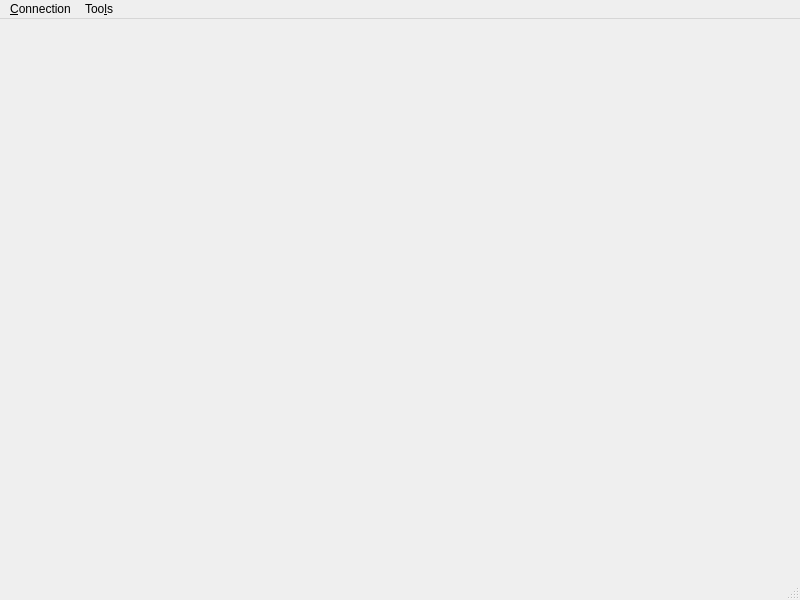
Old version of the form src/mainWindow/ui_mainwindow.ui in the repository ScrollDP/CCSMTR.
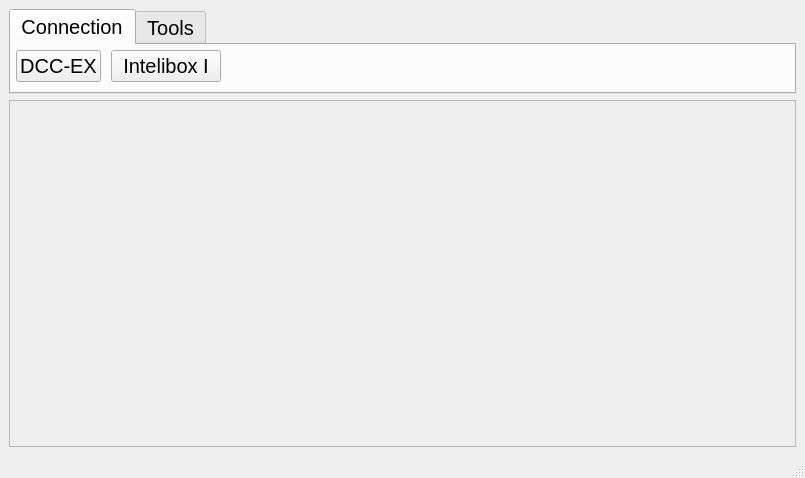
New version of the form. The open tabs and pages were chosen to show the change.

Commit message: ui mainwindow update, pridanie novych funkcii do ui throttle

```diff
--- a/src/mainWindow/ui_mainwindow.ui
+++ b/src/mainWindow/ui_mainwindow.ui
@@ -6,39 +6,227 @@
    <rect>
     <x>0</x>
     <y>0</y>
-    <width>800</width>
-    <height>600</height>
+    <width>805</width>
+    <height>478</height>
    </rect>
   </property>
+  <property name="sizePolicy">
+   <sizepolicy hsizetype="Fixed" vsizetype="Fixed">
+    <horstretch>0</horstretch>
+    <verstretch>0</verstretch>
+   </sizepolicy>
+  </property>
+  <property name="minimumSize">
+   <size>
+    <width>0</width>
+    <height>150</height>
+   </size>
+  </property>
+  <property name="maximumSize">
+   <size>
+    <width>16777215</width>
+    <height>16777215</height>
+   </size>
+  </property>
+  <property name="font">
+   <font>
+    <pointsize>10</pointsize>
+   </font>
+  </property>
   <property name="windowTitle">
    <string>CCSMTR</string>
   </property>
-  <widget class="QWidget" name="centralwidget"/>
-  <widget class="QMenuBar" name="menubar">
-   <property name="geometry">
-    <rect>
-     <x>0</x>
-     <y>0</y>
-     <width>800</width>
-     <height>30</height>
-    </rect>
+  <widget class="QWidget" name="centralWidget">
+   <property name="sizePolicy">
+    <sizepolicy hsizetype="Fixed" vsizetype="Fixed">
+     <horstretch>0</horstretch>
+     <verstretch>0</verstretch>
+    </sizepolicy>
    </property>
-   <widget class="QMenu" name="menuConnection">
-    <property name="title">
-     <string>&amp;Connection</string>
-    </property>
-    <addaction name="actionDCC_EX"/>
-    <addaction name="actionIntelibox_I"/>
-   </widget>
-   <widget class="QMenu" name="menuThrottle">
-    <property name="title">
-     <string>Too&amp;ls</string>
-    </property>
-    <addaction name="actionThrottle"/>
-    <addaction name="actionTurnouts"/>
-   </widget>
-   <addaction name="menuConnection"/>
-   <addaction name="menuThrottle"/>
+   <layout class="QVBoxLayout" name="verticalLayout">
+    <item>
+     <layout class="QVBoxLayout" name="verticalLayout_2">
+      <property name="bottomMargin">
+       <number>0</number>
+      </property>
+      <item>
+       <widget class="QTabWidget" name="tabWidget">
+        <property name="enabled">
+         <bool>true</bool>
+        </property>
+        <property name="sizePolicy">
+         <sizepolicy hsizetype="Preferred" vsizetype="Fixed">
+          <horstretch>0</horstretch>
+          <verstretch>0</verstretch>
+         </sizepolicy>
+        </property>
+        <property name="minimumSize">
+         <size>
+          <width>0</width>
+          <height>0</height>
+         </size>
+        </property>
+        <property name="maximumSize">
+         <size>
+          <width>16777215</width>
+          <height>85</height>
+         </size>
+        </property>
+        <property name="baseSize">
+         <size>
+          <width>0</width>
+          <height>0</height>
+         </size>
+        </property>
+        <property name="font">
+         <font>
+          <pointsize>15</pointsize>
+         </font>
+        </property>
+        <property name="tabPosition">
+         <enum>QTabWidget::TabPosition::North</enum>
+        </property>
+        <property name="currentIndex">
+         <number>1</number>
+        </property>
+        <property name="documentMode">
+         <bool>false</bool>
+        </property>
+        <widget class="QWidget" name="connection">
+         <property name="sizePolicy">
+          <sizepolicy hsizetype="Expanding" vsizetype="Fixed">
+           <horstretch>0</horstretch>
+           <verstretch>0</verstretch>
+          </sizepolicy>
+         </property>
+         <property name="maximumSize">
+          <size>
+           <width>16777215</width>
+           <height>100</height>
+          </size>
+         </property>
+         <attribute name="title">
+          <string>Connection</string>
+         </attribute>
+         <widget class="QWidget" name="formLayoutWidget_2">
+          <property name="geometry">
+           <rect>
+            <x>0</x>
+            <y>0</y>
+            <width>261</width>
+            <height>41</height>
+           </rect>
+          </property>
+          <layout class="QFormLayout" name="formLayout_2">
+           <property name="horizontalSpacing">
+            <number>10</number>
+           </property>
+           <property name="leftMargin">
+            <number>5</number>
+           </property>
+           <property name="topMargin">
+            <number>5</number>
+           </property>
+           <item row="0" column="0">
+            <widget class="QPushButton" name="actionDCC_EX">
+             <property name="maximumSize">
+              <size>
+               <width>110</width>
+               <height>35</height>
+              </size>
+             </property>
+             <property name="text">
+              <string>DCC-EX</string>
+             </property>
+            </widget>
+           </item>
+           <item row="0" column="1">
+            <widget class="QPushButton" name="actionIntelibox_I">
+             <property name="maximumSize">
+              <size>
+               <width>110</width>
+               <height>35</height>
+              </size>
+             </property>
+             <property name="text">
+              <string>Intelibox I</string>
+             </property>
+            </widget>
+           </item>
+          </layout>
+         </widget>
+        </widget>
+        <widget class="QWidget" name="tools">
+         <attribute name="title">
+          <string>Tools</string>
+         </attribute>
+         <widget class="QWidget" name="formLayoutWidget">
+          <property name="geometry">
+           <rect>
+            <x>0</x>
+            <y>0</y>
+            <width>241</width>
+            <height>41</height>
+           </rect>
+          </property>
+          <layout class="QFormLayout" name="formLayout">
+           <property name="horizontalSpacing">
+            <number>10</number>
+           </property>
+           <property name="leftMargin">
+            <number>5</number>
+           </property>
+           <property name="topMargin">
+            <number>5</number>
+           </property>
+           <item row="0" column="0">
+            <widget class="QPushButton" name="actionThrottle">
+             <property name="maximumSize">
+              <size>
+               <width>110</width>
+               <height>35</height>
+              </size>
+             </property>
+             <property name="text">
+              <string>Throttle</string>
+             </property>
+            </widget>
+           </item>
+           <item row="0" column="1">
+            <widget class="QPushButton" name="actionTurnouts">
+             <property name="maximumSize">
+              <size>
+               <width>110</width>
+               <height>35</height>
+              </size>
+             </property>
+             <property name="text">
+              <string>Turnouts</string>
+             </property>
+            </widget>
+           </item>
+          </layout>
+         </widget>
+        </widget>
+       </widget>
+      </item>
+     </layout>
+    </item>
+    <item>
+     <layout class="QVBoxLayout" name="verticalLayout_4">
+      <item>
+       <widget class="QFrame" name="frame">
+        <property name="frameShape">
+         <enum>QFrame::Shape::StyledPanel</enum>
+        </property>
+        <property name="frameShadow">
+         <enum>QFrame::Shadow::Raised</enum>
+        </property>
+       </widget>
+      </item>
+     </layout>
+    </item>
+   </layout>
   </widget>
   <widget class="QStatusBar" name="statusBar"/>
   <action name="actionExit_and_Terminate">
```
Left out of the diff: 25 changed lines with no effect on the pictures. The commit also changes 8 other files.
